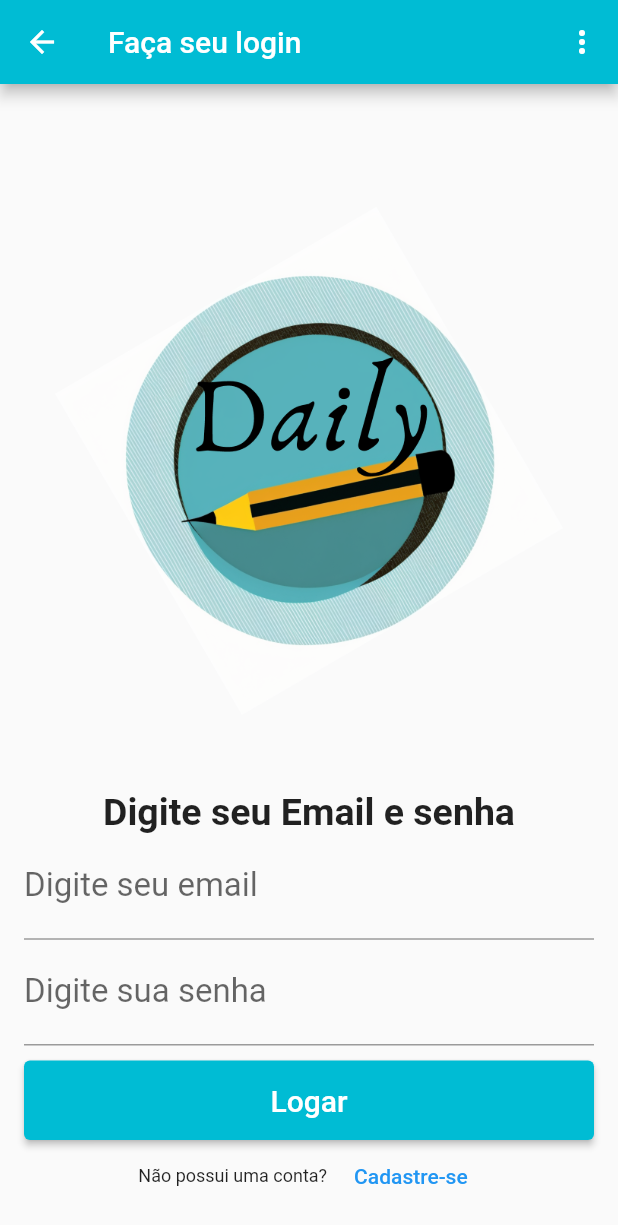
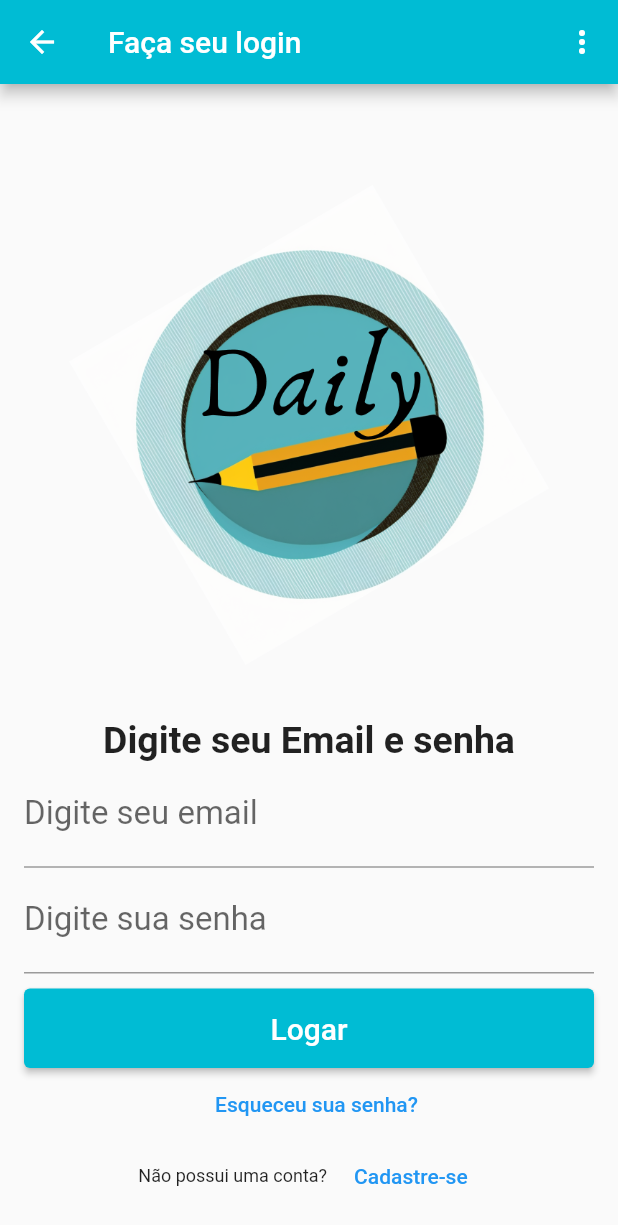
Before and after one commit to luizCustodio/projeto_daily, a Flutter app: the screen it shows after launch, on a phone screen of 412 x 824 dp. Shown: the top 1225 px of the screen. Run offline on Flutter 3.47's test engine with Material 2 defaults, Android fonts, the phone set to English and light mode, and no system bars; our stand-ins replace shared_preferences, table_calendar.

Commit message:
botão Esqueceu sua senha? adicionado a tela de login

```diff
--- a/lib/login.dart
+++ b/lib/login.dart
@@ -163,6 +163,18 @@ class _LoginState extends State<Login> {
               Row(
                 mainAxisAlignment: MainAxisAlignment.center,
               children: [
+
+                SizedBox(width: 10),
+                TextButton(
+                  onPressed: () {
+                  },
+                  child: const Text('Esqueceu sua senha?'),
+                )
+              ],
+            ),
+             Row(
+                mainAxisAlignment: MainAxisAlignment.center,
+              children: [
                 Text(
                   'Não possui uma conta?',
                   style: TextStyle(fontSize: 12),
@@ -171,14 +183,13 @@ class _LoginState extends State<Login> {
                 TextButton(
                   onPressed: () {
                   Navigator.push(context, MaterialPageRoute(builder: (context) => const cadastro()));
-
-                    //)
                   },
                   child: const Text('Cadastre-se'),
                 )
               ],
             ),
 
+
         ]),
       )
     ));
```
